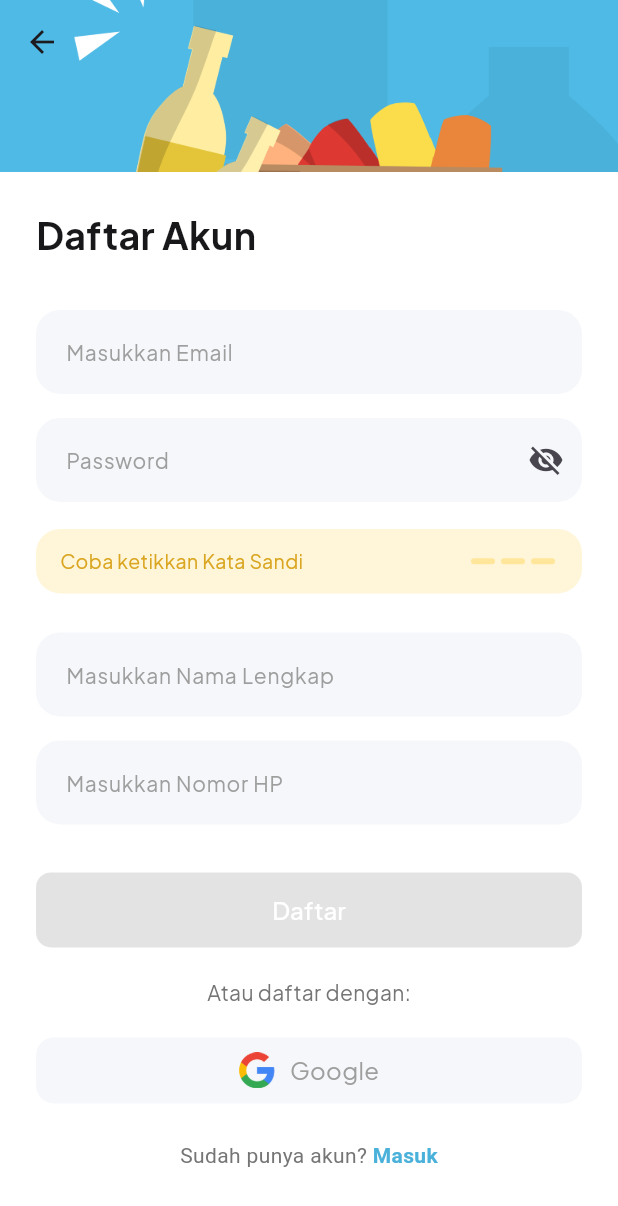
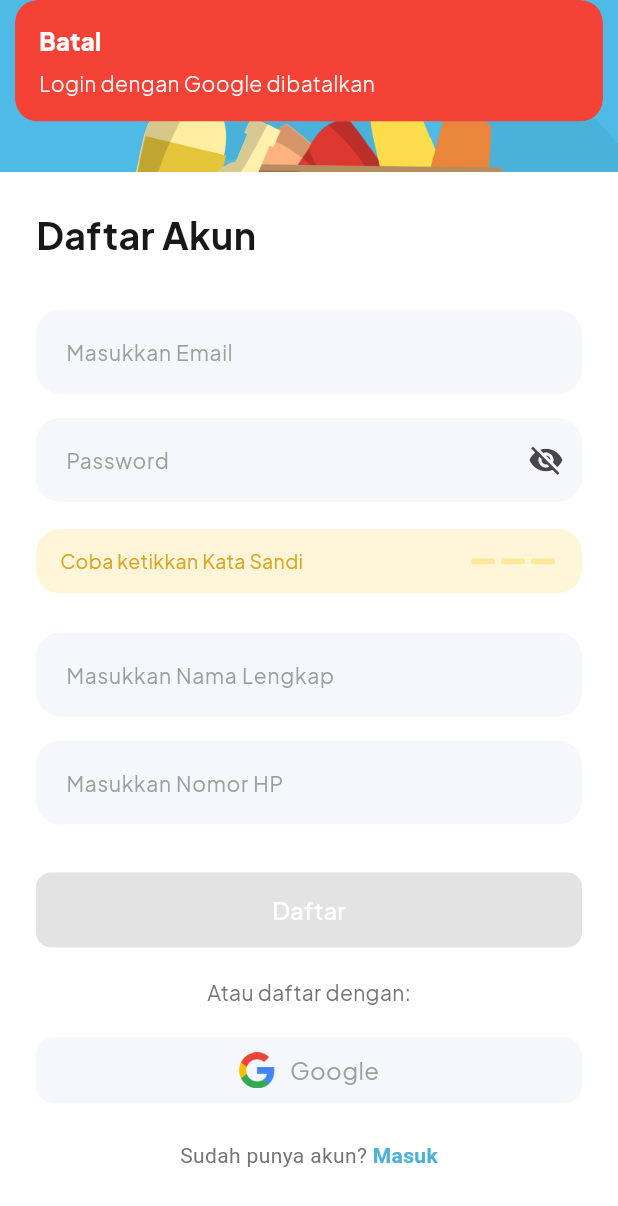
Before and after one commit to azzahrarinaldi/bersihku-app, a Flutter app: the RegisterScreen screen opened directly, scrolled down 215 dp, after a tap on "Google", on a phone screen of 412 x 824 dp. Shown: the top 1206 px of the screen. Run offline on Flutter 3.47's test engine with Material 3 defaults, Android fonts, the phone set to English and light mode, and no system bars; our stand-ins replace cloud_firestore, firebase_auth, firebase_core, firebase_storage, geocoding, geolocator and 4 more; accounts and stored records are empty.

Commit message:
modularisasi signup use getX

```diff
--- /dev/null
+++ b/lib/controller/signup_controller.dart
@@ -0,0 +1,123 @@
+import 'package:bersihku/ui/auth/login/login_screen.dart';
+import 'package:cloud_firestore/cloud_firestore.dart';
+import 'package:firebase_auth/firebase_auth.dart';
+import 'package:get/get.dart';
+import 'package:google_sign_in/google_sign_in.dart';
+import 'package:flutter/material.dart';
+
+class RegisterController extends GetxController {
+  final formKey = GlobalKey<FormState>();
+
+  final emailController = TextEditingController();
+  final passwordController = TextEditingController();
+  final nameController = TextEditingController();
+  final phoneController = TextEditingController();
+
+  final passwordFocusNode = FocusNode();
+  final isPasswordVisible = false.obs;
+
+  final isFormValid = false.obs;
+
+  bool isPasswordStrong(String password) => password.length >= 8;
+
+  void togglePasswordVisibility() {
+    isPasswordVisible.value = !isPasswordVisible.value;
+  }
+
+  void validateForm() {
+    final isValid = formKey.currentState?.validate() ?? false;
+    isFormValid.value = isValid;
+  }
+
+  Future<void> registerUser() async {
+    if (!isFormValid.value) {
+      Get.snackbar('Error', 'Form tidak valid, cek inputan kamu',
+          snackPosition: SnackPosition.TOP, backgroundColor: Colors.red, colorText: Colors.white);
+      return;
+    }
+
+    try {
+      final cred = await FirebaseAuth.instance.createUserWithEmailAndPassword(
+        email: emailController.text.trim(),
+        password: passwordController.text.trim(),
+      );
+
+      final user = cred.user;
+      if (user != null) {
+        await FirebaseFirestore.instance.collection('users').doc(user.uid).set({
+          'email': emailController.text.trim(),
+          'name': nameController.text.trim(),
+          'phone': phoneController.text.trim(),
+          'role': 'user',
+          'created_at': FieldValue.serverTimestamp(),
+        });
+
+         await FirebaseAuth.instance.signOut();
+
+        Get.snackbar('Sukses', 'Registrasi berhasil! Silakan login.',
+            snackPosition: SnackPosition.TOP, backgroundColor: Colors.green, colorText: Colors.white);
+
+        Get.offAll(() => LoginScreen());
+      }
+    } on FirebaseAuthException catch (e) {
+      Get.snackbar('Registrasi gagal', e.message ?? 'Error saat registrasi',
+          snackPosition: SnackPosition.TOP, backgroundColor: Colors.red, colorText: Colors.white);
+    } catch (e) {
+      Get.snackbar('Error', e.toString(),
+          snackPosition: SnackPosition.TOP, backgroundColor: Colors.red, colorText: Colors.white);
+    }
+  }
+
+  Future<void> signInWithGoogle() async {
+    try {
+      final googleUser = await GoogleSignIn().signIn();
+      if (googleUser == null) {
+        Get.snackbar('Batal', 'Login dengan Google dibatalkan',
+            snackPosition: SnackPosition.TOP, backgroundColor: Colors.red, colorText: Colors.white);
+        return;
+      }
+
+      final googleAuth = await googleUser.authentication;
+      final credential = GoogleAuthProvider.credential(
+        accessToken: googleAuth.accessToken,
+        idToken: googleAuth.idToken,
+      );
+
+      final userCredential = await FirebaseAuth.instance.signInWithCredential(credential);
+      final user = userCredential.user;
+
+      if (user != null) {
+        final userDoc = FirebaseFirestore.instance.collection('users').doc(user.uid);
+        final snapshot = await userDoc.get();
+
+        if (!snapshot.exists) {
+          await userDoc.set({
+            'email': user.email ?? '',
+            'name': user.displayName ?? '',
+            'phone': user.phoneNumber ?? '',
+            'role': 'user',
+            'created_at': FieldValue.serverTimestamp(),
+          });
+        }
+
+        Get.snackbar('Sukses', 'Berhasil daftar/login dengan Google!',
+            snackPosition: SnackPosition.TOP, backgroundColor: Colors.green, colorText: Colors.white);
+
+        Get.offAllNamed('/login');
+      }
+    } catch (e) {
+      Get.snackbar('Gagal login Google', e.toString(),
+          snackPosition: SnackPosition.TOP, backgroundColor: Colors.red, colorText: Colors.white);
+    }
+  }
+
+  @override
+  void onClose() {
+    emailController.dispose();
+    passwordController.dispose();
+    nameController.dispose();
+    phoneController.dispose();
+    passwordFocusNode.dispose();
+    super.onClose();
+  }
+}
--- a/lib/ui/auth/login/login_screen.dart
+++ b/lib/ui/auth/login/login_screen.dart
@@ -71,7 +71,7 @@ class LoginScreen extends StatelessWidget {
                     children: [
                       const Text("Belum punya akun? "),
                       GestureDetector(
-                        onTap: () => Get.to(() => const RegisterScreen()),
+                        onTap: () => Get.to(() => RegisterScreen()),
                         child: const Text("Buat Akun", style: TextStyle(color: Colors.blue)),
                       ),
                     ],
--- a/lib/ui/auth/sign-up/components/custom_password_field.dart
+++ b/lib/ui/auth/sign-up/components/custom_password_field.dart
@@ -4,16 +4,18 @@ class CustomPasswordField extends StatelessWidget {
   final TextEditingController controller;
   final bool isPasswordVisible;
   final VoidCallback setPasswordVisible;
-  final FormFieldValidator<String>? validator;  // Add validator parameter
-  final FocusNode passwordFocusNode;  // Add FocusNode parameter
+  final FormFieldValidator<String>? validator;
+  final FocusNode passwordFocusNode;
+  final void Function(String)? onChanged;
 
   const CustomPasswordField({
     super.key,
     required this.controller,
     required this.isPasswordVisible,
     required this.setPasswordVisible,
-    this.validator,  // Accept the validator parameter
-    required this.passwordFocusNode,  // Accept the FocusNode
+    this.validator,
+    required this.passwordFocusNode,
+    this.onChanged,
   });
 
   @override
@@ -23,7 +25,8 @@ class CustomPasswordField extends StatelessWidget {
       child: TextFormField(
         controller: controller,
         obscureText: !isPasswordVisible,
-        focusNode: passwordFocusNode,  // Set FocusNode here
+        focusNode: passwordFocusNode,
+        onChanged: onChanged,
         decoration: InputDecoration(
           hintText: 'Password',
           hintStyle: const TextStyle(fontSize: 14, color: Color(0xFF9E9E9E)),
@@ -36,9 +39,12 @@ class CustomPasswordField extends StatelessWidget {
           filled: true,
           fillColor: const Color(0xFFF5F7FA),
           contentPadding: const EdgeInsets.symmetric(horizontal: 16, vertical: 16),
-          border: OutlineInputBorder(borderRadius: BorderRadius.circular(16), borderSide: BorderSide.none),
+          border: OutlineInputBorder(
+            borderRadius: BorderRadius.circular(16),
+            borderSide: BorderSide.none,
+          ),
         ),
-        validator: validator,  // Use the validator parameter
+        validator: validator,
       ),
     );
   }
--- a/lib/ui/auth/sign-up/components/custom_text_field.dart
+++ b/lib/ui/auth/sign-up/components/custom_text_field.dart
@@ -4,12 +4,14 @@ class CustomTextField extends StatelessWidget {
   final TextEditingController controller;
   final String hint;
   final String? Function(String?)? validator;
+  final void Function(String)? onChanged;  // <-- tambah ini
 
   const CustomTextField({
     super.key,
     required this.controller,
     required this.hint,
     this.validator,
+    this.onChanged,  // <-- tambah ini juga di constructor
   });
 
   @override
@@ -18,14 +20,18 @@ class CustomTextField extends StatelessWidget {
       padding: const EdgeInsets.symmetric(vertical: 8),
       child: TextFormField(
         controller: controller,
-        validator: validator,  // Add the validator here
+        validator: validator,
+        onChanged: onChanged,   // <-- pasang onChanged di sini
         decoration: InputDecoration(
           hintText: hint,
           hintStyle: const TextStyle(fontSize: 14, color: Color(0xFF9E9E9E)),
           filled: true,
-          fillColor: Color(0xFFF5F7FA),
+          fillColor: const Color(0xFFF5F7FA),
           contentPadding: const EdgeInsets.symmetric(horizontal: 16, vertical: 16),
-          border: OutlineInputBorder(borderRadius: BorderRadius.circular(16), borderSide: BorderSide.none),
+          border: OutlineInputBorder(
+            borderRadius: BorderRadius.circular(16),
+            borderSide: BorderSide.none,
+          ),
         ),
       ),
     );
--- a/lib/ui/auth/sign-up/components/social_button.dart
+++ b/lib/ui/auth/sign-up/components/social_button.dart
@@ -17,7 +17,7 @@ class SocialButton extends StatelessWidget {
     return GestureDetector(
       onTap: onTap,
       child: SizedBox(
-        width: double.infinity, // full width
+        width: double.infinity,
         child: Container(
           padding: const EdgeInsets.symmetric(vertical: 10),
           decoration: BoxDecoration(
@@ -25,8 +25,7 @@ class SocialButton extends StatelessWidget {
             borderRadius: BorderRadius.circular(12),
           ),
           child: Row(
-            mainAxisAlignment: MainAxisAlignment.center, // tengahin icon + text
-            mainAxisSize: MainAxisSize.max,
+            mainAxisAlignment: MainAxisAlignment.center,
             children: [
               Image.asset(
                 assetPath,
--- a/lib/ui/auth/sign-up/signup_screen.dart
+++ b/lib/ui/auth/sign-up/signup_screen.dart
@@ -1,71 +1,27 @@
+import 'package:flutter/material.dart';
+import 'package:get/get.dart';
+
 import 'package:bersihku/const.dart';
+import 'package:bersihku/controller/signup_controller.dart';
 import 'package:bersihku/ui/auth/login/login_screen.dart';
 import 'package:bersihku/ui/auth/sign-up/components/custom_password_field.dart';
 import 'package:bersihku/ui/auth/sign-up/components/custom_text_field.dart';
 import 'package:bersihku/ui/auth/sign-up/components/password_hint.dart';
 import 'package:bersihku/ui/auth/sign-up/components/social_button.dart';
-import 'package:cloud_firestore/cloud_firestore.dart';
-import 'package:firebase_auth/firebase_auth.dart';
-import 'package:flutter/material.dart';
-import 'package:google_sign_in/google_sign_in.dart';
 
-class RegisterScreen extends StatefulWidget {
+class RegisterScreen extends StatelessWidget {
   const RegisterScreen({super.key});
 
   @override
-  _RegisterScreenState createState() => _RegisterScreenState();
-}
+  Widget build(BuildContext context) {
+    final controller = Get.put(RegisterController());
+    final size = MediaQuery.of(context).size;
 
-class _RegisterScreenState extends State<RegisterScreen> {
-  final _formKey = GlobalKey<FormState>();
-
-  final TextEditingController emailController = TextEditingController();
-  final TextEditingController passwordController = TextEditingController();
-  final TextEditingController nameController = TextEditingController();
-  final TextEditingController phoneController = TextEditingController();
-
-  final FocusNode passwordFocusNode = FocusNode();
-  bool isPasswordVisible = false;
-
-  @override
-  void initState() {
-    super.initState();
-    emailController.addListener(_onFormChange);
-    passwordController.addListener(_onFormChange);
-    nameController.addListener(_onFormChange);
-    phoneController.addListener(_onFormChange);
-  }
-
-  @override
-  void dispose() {
-    emailController.removeListener(_onFormChange);
-    passwordController.removeListener(_onFormChange);
-    nameController.removeListener(_onFormChange);
-    phoneController.removeListener(_onFormChange);
-
-    emailController.dispose();
-    passwordController.dispose();
-    nameController.dispose();
-    phoneController.dispose();
-    passwordFocusNode.dispose();
-    super.dispose();
-  }
-
-  void _onFormChange() => setState(() {});
-
-  bool isPasswordStrong(String password) => password.length >= 8;
-
-  bool get isFormValid {
-    return _formKey.currentState?.validate() ?? false;
-  }
-
-  @override
-  Widget build(BuildContext context) {
-    final size = MediaQuery.of(context).size;
     return Scaffold(
       body: CustomScrollView(
         slivers: [
           SliverAppBar(
+            automaticallyImplyLeading: false,
             expandedHeight: size.height * 0.4,
             pinned: true,
             flexibleSpace: FlexibleSpaceBar(
@@ -91,51 +47,56 @@ class _RegisterScreenState extends State<RegisterScreen> {
                   ),
                   const SizedBox(height: 24),
                   Form(
-                    key: _formKey,
+                    key: controller.formKey,
                     autovalidateMode: AutovalidateMode.onUserInteraction,
                     child: Column(
                       children: [
                         CustomTextField(
-                          controller: emailController,
+                          controller: controller.emailController,
                           hint: 'Masukkan Email',
                           validator: (value) {
                             if (value?.isEmpty ?? true) return 'Email tidak boleh kosong';
                             if (!RegExp(r'\S+@\S+\.\S+').hasMatch(value!)) return 'Email tidak valid';
                             return null;
                           },
+                          onChanged: (val) => controller.validateForm(),
                         ),
-                        CustomPasswordField(
-                          controller: passwordController,
-                          isPasswordVisible: isPasswordVisible,
-                          setPasswordVisible: () => setState(() => isPasswordVisible = !isPasswordVisible),
+                        Obx(() => CustomPasswordField(
+                              controller: controller.passwordController,
+                              isPasswordVisible: controller.isPasswordVisible.value,
+                              setPasswordVisible: controller.togglePasswordVisibility,
                               validator: (value) {
                                 if (value?.isEmpty ?? true) return 'Password tidak boleh kosong';
-                            if (!isPasswordStrong(value!)) return 'Password minimal 8 karakter';
+                                if (!controller.isPasswordStrong(value!)) return 'Password minimal 8 karakter';
                                 return null;
                               },
-                          passwordFocusNode: passwordFocusNode,
-                        ),
+                              passwordFocusNode: controller.passwordFocusNode,
+                              onChanged: (val) => controller.validateForm(),
+                            )),
                         const SizedBox(height: 10),
                         PasswordHint(
-                          passwordController: passwordController,
-                          isPasswordStrong: isPasswordStrong,
+                          passwordController: controller.passwordController,
+                          isPasswordStrong: controller.isPasswordStrong,
                         ),
                         const SizedBox(height: 10),
                         CustomTextField(
-                          controller: nameController,
+                          controller: controller.nameController,
                           hint: 'Masukkan Nama Lengkap',
                           validator: (value) => (value?.isEmpty ?? true) ? 'Nama tidak boleh kosong' : null,
+                          onChanged: (val) => controller.validateForm(),
                         ),
                         CustomTextField(
-                          controller: phoneController,
+                          controller: controller.phoneController,
                           hint: 'Masukkan Nomor HP',
                           validator: (value) => (value?.isEmpty ?? true) ? 'Nomor HP tidak boleh kosong' : null,
+                          onChanged: (val) => controller.validateForm(),
                         ),
                         const SizedBox(height: 24),
-                        ElevatedButton(
-                          onPressed: isFormValid ? _registerUser : null,
+                        Obx(() => ElevatedButton(
+                              onPressed: controller.isFormValid.value ? () => controller.registerUser() : null,
                               style: ElevatedButton.styleFrom(
-                            backgroundColor: isFormValid ? primaryColor : Colors.grey,
+                                backgroundColor:
+                                    controller.isFormValid.value ? primaryColor : Colors.grey,
                                 minimumSize: const Size(double.infinity, 50),
                                 shape: RoundedRectangleBorder(
                                   borderRadius: BorderRadius.circular(10),
@@ -145,7 +106,7 @@ class _RegisterScreenState extends State<RegisterScreen> {
                                 'Daftar',
                                 style: TextStyle(fontSize: 16, color: Colors.white),
                               ),
-                        ),
+                            )),
                       ],
                     ),
                   ),
@@ -160,17 +121,14 @@ class _RegisterScreenState extends State<RegisterScreen> {
                   Center(
                     child: SocialButton(
                       assetPath: 'assets/icons/google-icon.png',
-                      onTap: _signInWithGoogle,
+                      onTap: () => controller.signInWithGoogle(),
                       text: 'Google',
                     ),
                   ),
                   const SizedBox(height: 25),
                   Center(
                     child: GestureDetector(
-                      onTap: () => Navigator.pushReplacement(
-                        context,
-                        MaterialPageRoute(builder: (_) => const LoginScreen()),
-                      ),
+                      onTap: () => Get.offAll(() => const LoginScreen()),
                       child: const Text.rich(
                         TextSpan(
                           text: 'Sudah punya akun? ',
@@ -198,86 +156,4 @@ class _RegisterScreenState extends State<RegisterScreen> {
       ),
     );
   }
-
-  Future<void> _registerUser() async {
-    if (!_formKey.currentState!.validate()) return;
-    try {
-      final cred = await FirebaseAuth.instance.createUserWithEmailAndPassword(
-        email: emailController.text.trim(),
-        password: passwordController.text.trim(),
-      );
-      final user = cred.user;
-      if (user != null) {
-        await FirebaseFirestore.instance.collection('users').doc(user.uid).set({
-          'email': emailController.text.trim(),
-          'name': nameController.text.trim(),
-          'phone': phoneController.text.trim(),
-          'role': 'user',
-          'created_at': FieldValue.serverTimestamp(),
-        });
-        if (!mounted) return;
-        ScaffoldMessenger.of(context).showSnackBar(
-          const SnackBar(content: Text('Registrasi berhasil! Silakan login.')),
-        );
-        Navigator.pushReplacement(
-          context,
-          MaterialPageRoute(builder: (_) => const LoginScreen()),
-        );
 }
-    } on FirebaseAuthException catch (e) {
-      ScaffoldMessenger.of(context).showSnackBar(
-        SnackBar(content: Text('Registrasi gagal: ${e.message}')),
-      );
-    } catch (e) {
-      ScaffoldMessenger.of(context).showSnackBar(
-        SnackBar(content: Text('Terjadi kesalahan: $e')),
-      );
-    }
-  }
-
-  Future<void> _signInWithGoogle() async {
-    try {
-      final GoogleSignInAccount? googleUser = await GoogleSignIn().signIn();
-      if (googleUser == null) return;
-
-      final GoogleSignInAuthentication googleAuth = await googleUser.authentication;
-
-      final credential = GoogleAuthProvider.credential(
-        accessToken: googleAuth.accessToken,
-        idToken: googleAuth.idToken,
-      );
-
-      final userCredential = await FirebaseAuth.instance.signInWithCredential(credential);
-      final user = userCredential.user;
-
-      if (user != null) {
-        final userDoc = FirebaseFirestore.instance.collection('users').doc(user.uid);
-        final snapshot = await userDoc.get();
-
-        if (!snapshot.exists) {
-          await userDoc.set({
-            'email': user.email,
-            'name': user.displayName,
-            'phone': user.phoneNumber ?? '',
-            'role': 'user',
-            'created_at': FieldValue.serverTimestamp(),
-          });
-        }
-
-        if (!mounted) return;
-        ScaffoldMessenger.of(context).showSnackBar(
-          const SnackBar(content: Text('Berhasil daftar/login dengan Google!')),
-        );
-
-        Navigator.pushReplacement(
-          context,
-          MaterialPageRoute(builder: (_) => const LoginScreen()),
-        );
-      }
-    } catch (e) {
-      ScaffoldMessenger.of(context).showSnackBar(
-        SnackBar(content: Text('Gagal login Google: $e')),
-      );
-    }
-  }
-}
```
Also changed, not shown: 12 other files. Lines whose indentation alone changed are shown as unchanged.
